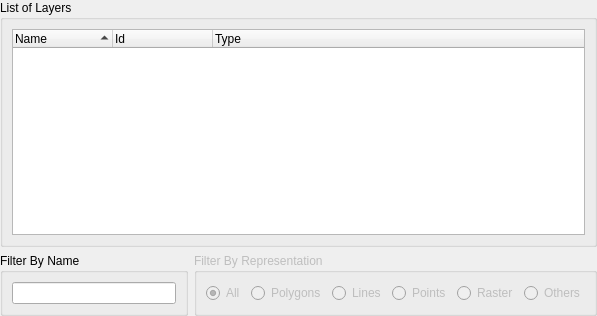
First picture: the form in src/terralib/qt/widgets/layer/search/ui/LayerSearchWidgetForm.ui, repository claudiobogossian/terralib5, before the edit.
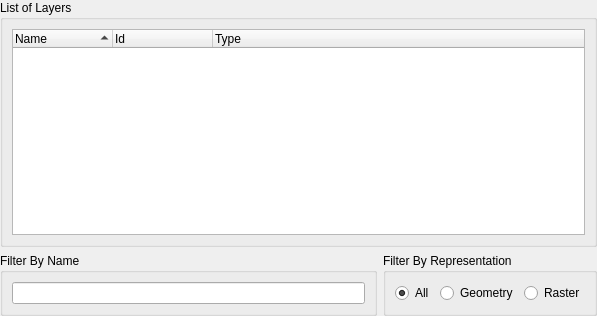
Second picture: the form after the edit.

Commit message: added support for plugins to add popup actions in layer explorer

```diff
--- a/src/terralib/qt/widgets/layer/search/ui/LayerSearchWidgetForm.ui
+++ b/src/terralib/qt/widgets/layer/search/ui/LayerSearchWidgetForm.ui
@@ -95,7 +95,7 @@
        <item row="0" column="1">
         <widget class="QGroupBox" name="groupBox_4">
          <property name="enabled">
-          <bool>false</bool>
+          <bool>true</bool>
          </property>
          <property name="title">
           <string>Filter By Representation</string>
@@ -128,37 +128,11 @@
                </sizepolicy>
               </property>
               <property name="text">
-               <string>Polygons</string>
+               <string>Geometry</string>
               </property>
              </widget>
             </item>
             <item row="0" column="2">
-             <widget class="QRadioButton" name="m_repLineRadioButton">
-              <property name="sizePolicy">
-               <sizepolicy hsizetype="Minimum" vsizetype="Minimum">
-                <horstretch>0</horstretch>
-                <verstretch>0</verstretch>
-               </sizepolicy>
-              </property>
-              <property name="text">
-               <string>Lines</string>
-              </property>
-             </widget>
-            </item>
-            <item row="0" column="3">
-             <widget class="QRadioButton" name="m_repPointRadioButton">
-              <property name="sizePolicy">
-               <sizepolicy hsizetype="Minimum" vsizetype="Minimum">
-                <horstretch>0</horstretch>
-                <verstretch>0</verstretch>
-               </sizepolicy>
-              </property>
-              <property name="text">
-               <string>Points</string>
-              </property>
-             </widget>
-            </item>
-            <item row="0" column="4">
              <widget class="QRadioButton" name="m_repRstRadioButton">
               <property name="sizePolicy">
                <sizepolicy hsizetype="Minimum" vsizetype="Minimum">
@@ -171,19 +145,6 @@
               </property>
              </widget>
             </item>
-            <item row="0" column="5">
-             <widget class="QRadioButton" name="m_repOthersRadioButton">
-              <property name="sizePolicy">
-               <sizepolicy hsizetype="Minimum" vsizetype="Minimum">
-                <horstretch>0</horstretch>
-                <verstretch>0</verstretch>
-               </sizepolicy>
-              </property>
-              <property name="text">
-               <string>Others</string>
-              </property>
-             </widget>
-            </item>
            </layout>
           </item>
          </layout>
```
Left out of the diff: 9 changed lines with no effect on the pictures. The commit also changes 13 other files.
